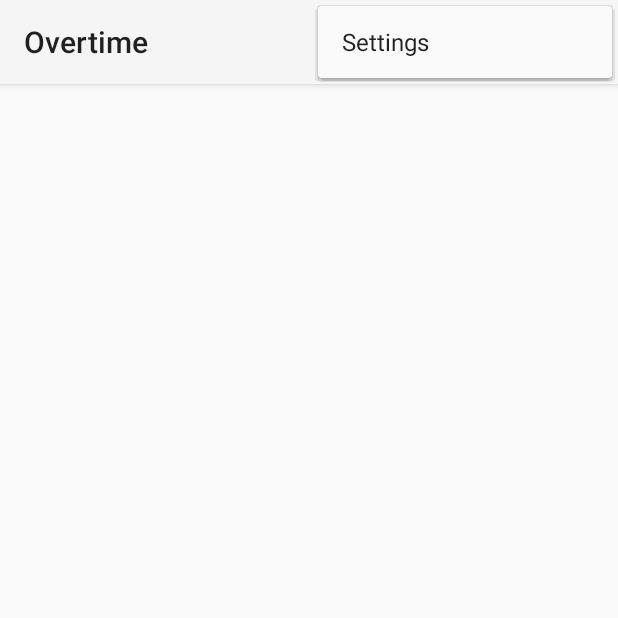
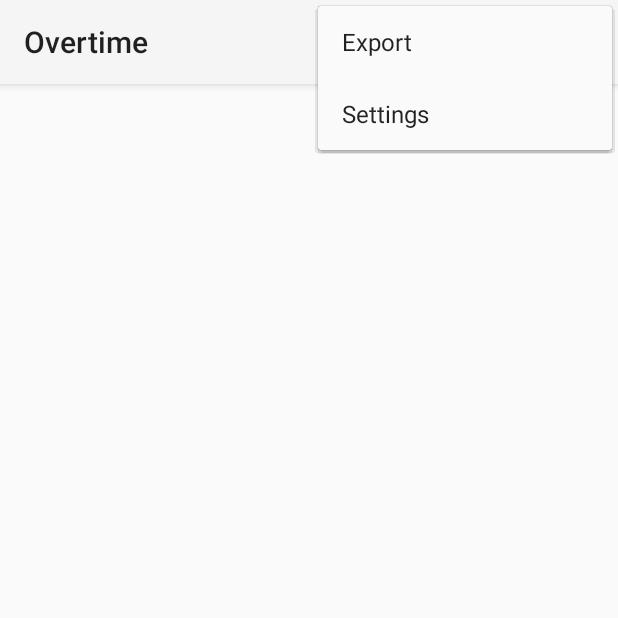
Before and after one commit to Jdruwe/Overtime, an Android app: the screen it shows after launch (MainActivity), with the options menu open, on a phone screen of 412 x 824 dp, the top half of it. Run offline under Robolectric (Android 15) with nearby library versions, the phone set to English and light mode, and no system bars; libraries missing offline, so code that uses them is left out: com.joanzapata.android; 2 statements that could not run were skipped.

Commit message:
Implemented an export function

```diff
--- a/app/build.gradle
+++ b/app/build.gradle
@@ -8,8 +8,8 @@ android {
         applicationId "adevador.com.overtime"
         minSdkVersion 11
         targetSdkVersion 20
-        versionCode 1
-        versionName "1.0"
+        versionCode 3
+        versionName "1.0.2"
     }
     buildTypes {
         release {
@@ -23,7 +23,7 @@ dependencies {
     compile fileTree(include: ['*.jar'], dir: 'libs')
     compile 'com.android.support:appcompat-v7:20.0.0'
     compile 'com.roomorama:caldroid:1.1.3'
-    compile 'io.realm:realm-android:0.71.0'
+    compile 'io.realm:realm-android:0.73.1'
     compile 'com.android.support:support-v4:20.0.0'
     compile 'com.joanzapata.android:android-iconify:1.0.6'
     compile files('libs/mpandroidchartlibrary-1-7-1.jar')
--- a/app/src/main/res/menu/main.xml
+++ b/app/src/main/res/menu/main.xml
@@ -6,8 +6,14 @@
     <item
         android:id="@+id/action_statistics"
         android:orderInCategory="2"
-        android:title="@string/action_settings"
+        android:title="@string/action_statistics"
         app:showAsAction="always" />
+
+    <item
+        android:id="@+id/action_export"
+        android:orderInCategory="99"
+        android:title="@string/action_export"
+        app:showAsAction="never" />
 
     <item
         android:id="@+id/action_settings"
--- a/app/src/main/res/values/strings.xml
+++ b/app/src/main/res/values/strings.xml
@@ -12,9 +12,16 @@
     <string name="action_statistics">Statistics</string>
     <string name="action_multi">Multi</string>
     <string name="action_date">Date</string>
+    <string name="action_export">Export</string>
 
     <string name="no_date_found">No data found for this month</string>
     <string name="about">About</string>
+
+    <!--Export-->
+    <string name="pick_export">Pick an export option</string>
+    <string-array name="export_options">
+        <item>JSON file</item>
+    </string-array>
 
     <!-- Dialog -->
     <string name="ok">ok</string>
```
Also changed, not shown: app/src/main/AndroidManifest.xml (+8 -5 lines), app/src/main/java/adevador/com/overtime/activity/MainActivity.java (+23 -2 lines), app/src/main/java/adevador/com/overtime/export/JSONExport.java (added, +82 -0 lines), app/src/main/java/adevador/com/overtime/fragment/CalendarFragment.java (+12 -0 lines), 2 other files.
